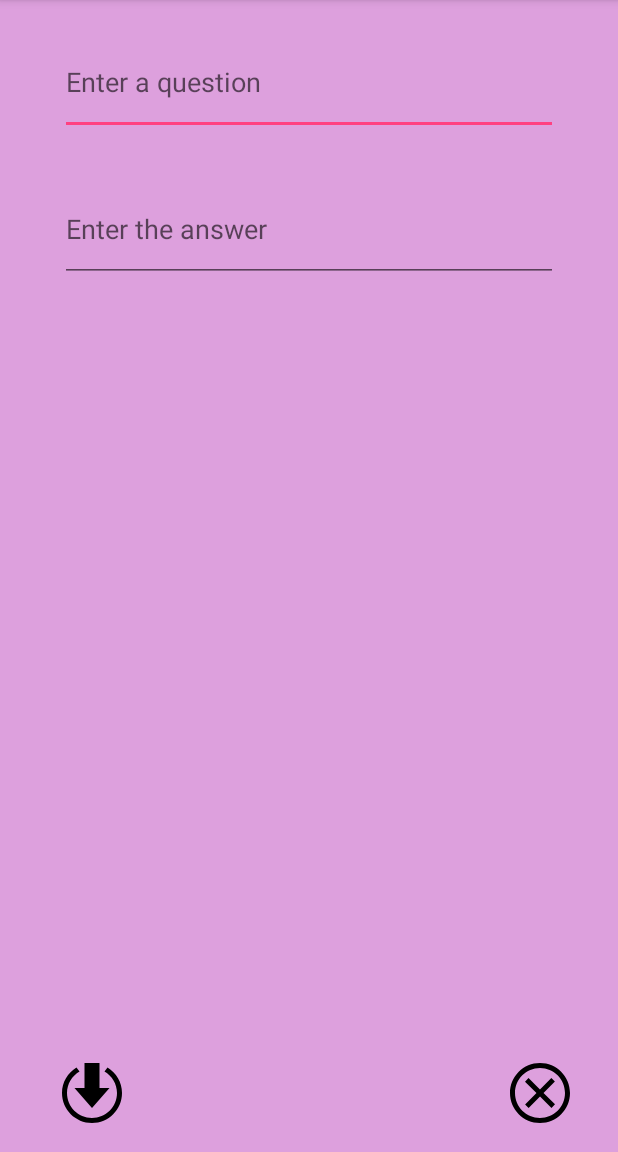
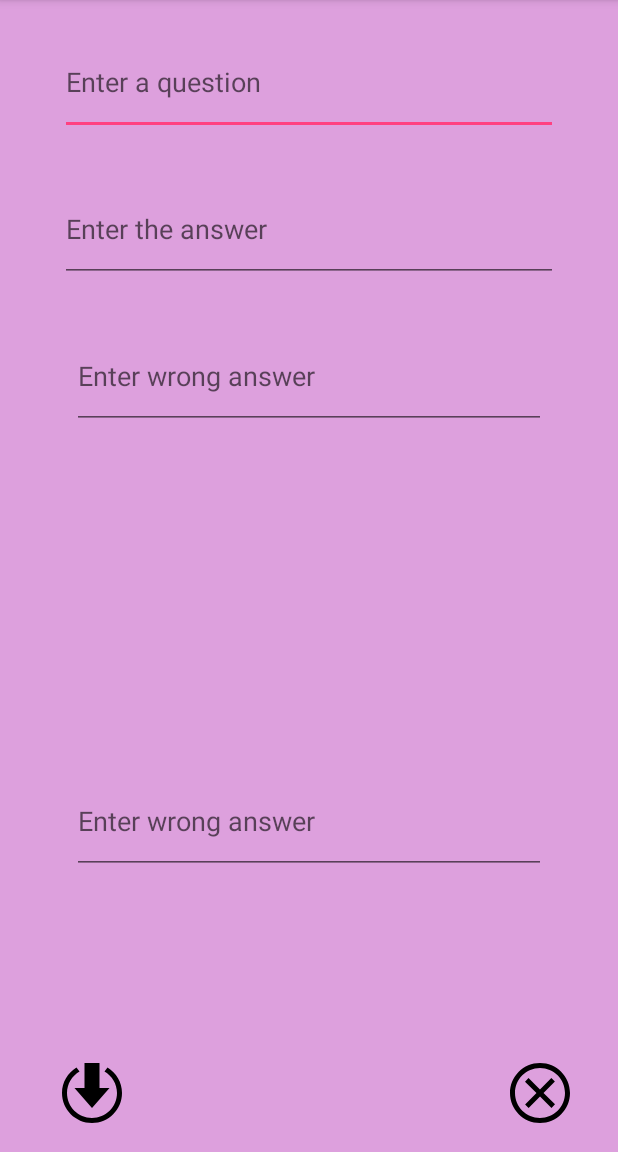
Before and after one commit to Ajuogaaz/Frush, an Android app: the AddCardActivivity screen opened directly, with no data from a screen before it, on a phone screen of 412 x 824 dp, the part 84-1236 px from its top. Run offline under Robolectric (Android 15) with nearby library versions, the light colour scheme and no system bars.

Commit message:
Week 4 lab updates3

```diff
--- a/app/src/main/java/com/example/linus/frush/AddCardActivivity.java
+++ b/app/src/main/java/com/example/linus/frush/AddCardActivivity.java
@@ -1,11 +1,13 @@
 package com.example.linus.frush;
 
 import android.content.Intent;
+import android.support.design.widget.Snackbar;
 import android.support.v7.app.AppCompatActivity;
 import android.os.Bundle;
 import android.view.View;
 import android.widget.EditText;
 import android.widget.TextView;
+import android.widget.Toast;
 
 public class AddCardActivivity extends AppCompatActivity {
 
@@ -16,9 +18,13 @@ public class AddCardActivivity extends AppCompatActivity {
 
         String s1 = getIntent().getStringExtra("stringKey1");
         String s2 = getIntent().getStringExtra("stringKey2");
+        String s3 = getIntent().getStringExtra("stringKey3");
+        String s4 = getIntent().getStringExtra("stringKey4");
 
         ((TextView)findViewById(R.id.newquestion)).setText(s1);
         ((TextView) findViewById(R.id.newanswer)).setText(s2);
+        ((TextView) findViewById(R.id.wronganswer1)).setText(s3);
+        ((TextView) findViewById(R.id.wronganswer2)).setText(s4);
 
         findViewById(R.id.cancelIcon).setOnClickListener(new View.OnClickListener() {
             @Override
@@ -31,16 +37,31 @@ public class AddCardActivivity extends AppCompatActivity {
             public void onClick(View view) {
                 String string1 = ((EditText) findViewById(R.id.newquestion)).getText().toString();
                 String string2 = ((EditText) findViewById(R.id.newanswer)).getText().toString();
+                String string3 = ((EditText) findViewById(R.id.wronganswer1)).getText().toString();
+                String string4 = ((EditText) findViewById(R.id.wronganswer2)).getText().toString();
 
+                if(string1.isEmpty()|| string2.isEmpty() || string3.isEmpty() || string4.isEmpty()){
+                    //Snackbar.make(findViewById(R.id.secondaryroot),
+                    //        "OOPS!  Make sure you fill out the fields",
+                    //        Snackbar.LENGTH_SHORT).show();
+                    Toast.makeText(AddCardActivivity.this,
+                            "OOPS!  Make sure you fill out the fields",
+                            Toast.LENGTH_LONG).show();
+                    return;
+                }
                 Intent data = new Intent();
                 data.putExtra("string1", string1);
                 data.putExtra("string2", string2);
+                data.putExtra("string3", string3);
+                data.putExtra("string4", string4);
 
                 setResult(RESULT_OK, data);
                 finish();
+
             }
+
         });
 
 
-    }
+        }
 }
--- a/app/src/main/res/layout/activity_add_card_activivity.xml
+++ b/app/src/main/res/layout/activity_add_card_activivity.xml
@@ -53,7 +53,29 @@
         android:hint="@string/addanswer"
         android:inputType="textMultiLine" />
 
+    <EditText
+        android:id="@+id/wronganswer1"
+        android:layout_width="316dp"
+        android:layout_height="70dp"
+        android:layout_alignParentTop="true"
+        android:layout_centerHorizontal="true"
+        android:layout_marginTop="216dp"
+        android:hint="@string/alt1"
+        android:layout_marginStart="60dp"
+        android:layout_marginEnd="20dp"
+        android:inputType="textMultiLine" />
 
+    <EditText
+        android:id="@+id/wronganswer2"
+        android:layout_width="316dp"
+        android:layout_height="70dp"
+        android:layout_alignParentBottom="true"
+        android:layout_centerHorizontal="true"
+        android:layout_marginBottom="185dp"
+        android:layout_marginStart="60dp"
+        android:layout_marginEnd="20dp"
+        android:hint="@string/alt1"
+        android:inputType="textMultiLine" />
 
 
 </RelativeLayout>
--- a/app/src/main/res/values/strings.xml
+++ b/app/src/main/res/values/strings.xml
@@ -6,5 +6,5 @@
     <string name="verywrong">Donald Trump</string>
     <string name="addquestion">Enter a question</string>
     <string name ="addanswer">Enter the answer</string>
-
+    <string name ="alt1">Enter wrong answer</string>
 </resources>
```
Also changed, not shown: app/src/main/java/com/example/linus/frush/MainActivity.java (+18 -8 lines).
